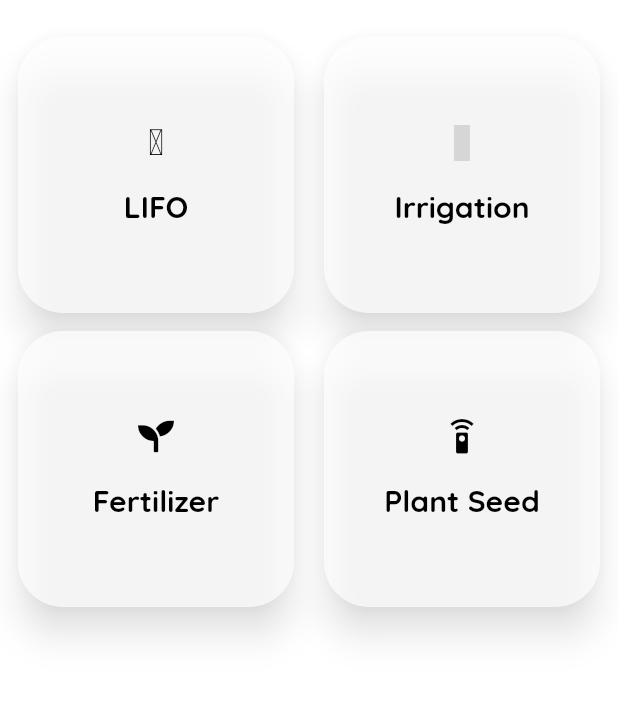
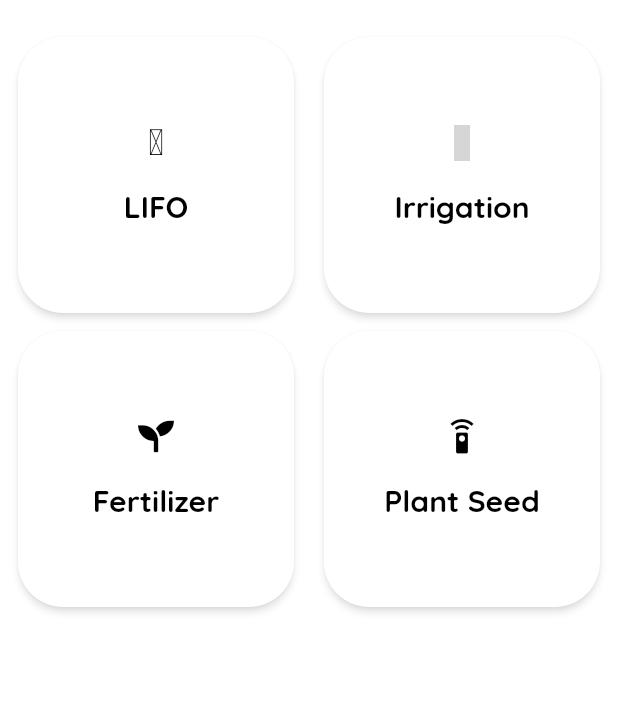
Before and after one commit to KushKumarK/Jerico, a Flutter app: the screen it shows after launch, on a phone screen of 412 x 824 dp, the part 65-767 px from its top. Run offline on Flutter 3.47's test engine with Material 2 defaults, Android fonts, the phone set to English and light mode, and no system bars; our stand-ins replace fluttericon; grey boxes are pictures that could not be loaded.

Commit message:
New Update 2

```diff
--- a/lib/main.dart
+++ b/lib/main.dart
@@ -49,8 +49,7 @@ class _HomePageViewState extends State<HomePageView> {
 
   @override
   Widget build(BuildContext context) {
-    final screenHeight = MediaQuery.of(context).size.height;
-    final screenWidth = MediaQuery.of(context).size.width;
+
     return Scaffold(
       appBar: AppBar(
         leading: IconButton(
@@ -89,11 +88,12 @@ class _HomePageViewState extends State<HomePageView> {
               width: 200,
               child: ElevatedButton(
                 style: ElevatedButton.styleFrom(
-                  elevation: 10.0,
-                  primary: Colors.white70,
+                  elevation: 2.0,
+                  primary: Colors.white,
                   shadowColor: Colors.black54,
                   shape: RoundedRectangleBorder(
-                    borderRadius: BorderRadius.circular(30.0)
+                    borderRadius: BorderRadius.circular(30.0),
+
                   )
                 ),
                 onPressed: (){},
```
